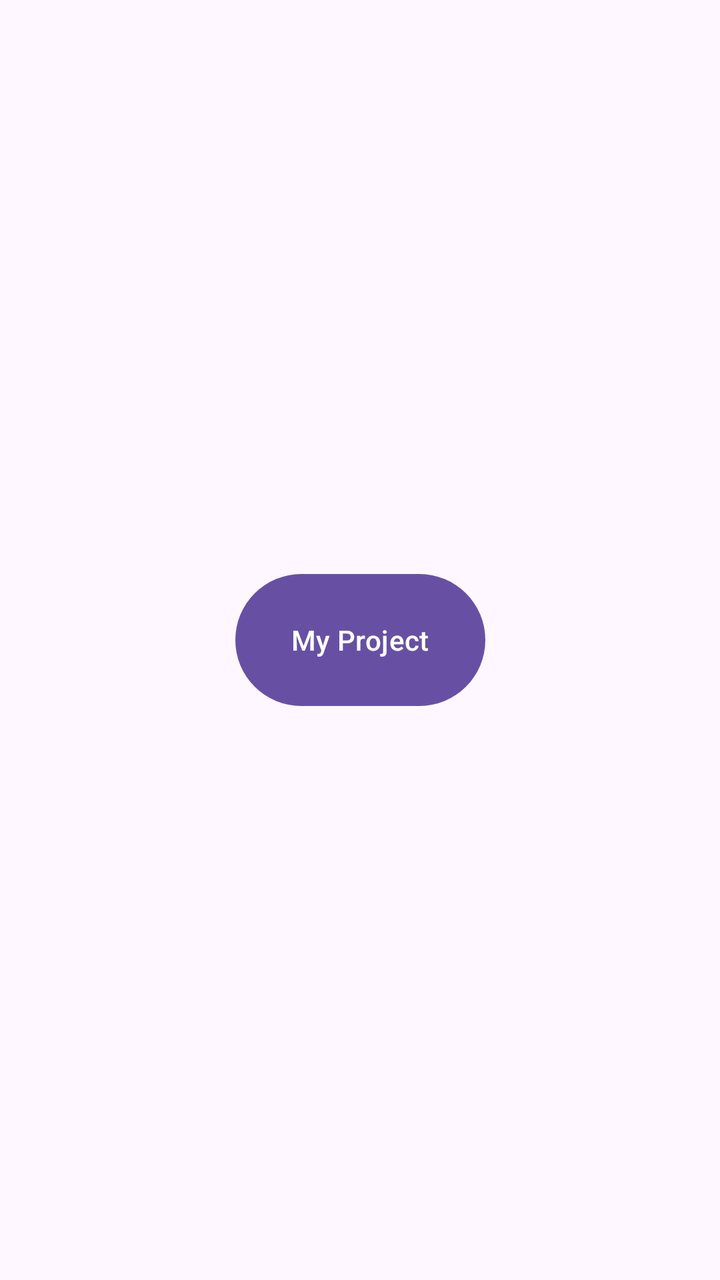
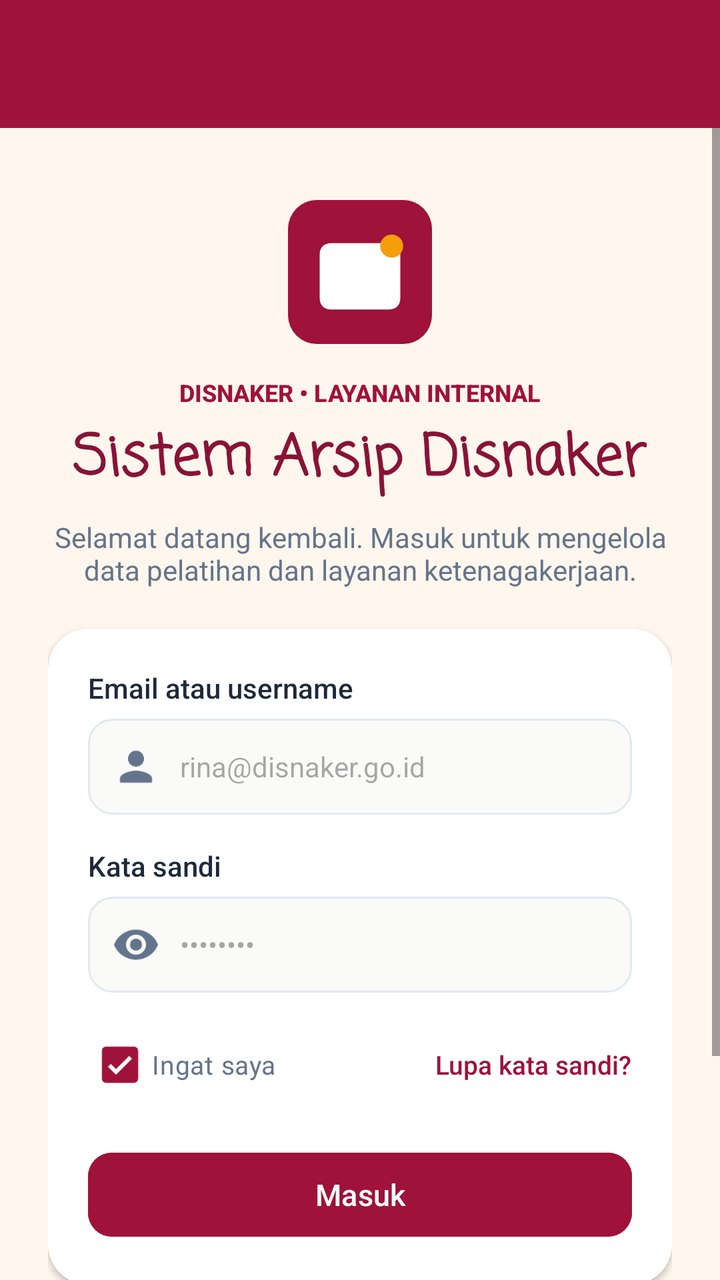

Screens rendered from an Android XML layout before and after an edit, with the pre-edit source and the edit as a unified diff.
<!-- AndroidManifest.xml: application theme Theme.VTRChitato -->
<!-- res/layout/activity_main.xml -->
<?xml version="1.0" encoding="utf-8"?>
<androidx.constraintlayout.widget.ConstraintLayout xmlns:android="http://schemas.android.com/apk/res/android"
    xmlns:app="http://schemas.android.com/apk/res-auto"
    xmlns:tools="http://schemas.android.com/tools"
    android:id="@+id/main"
    android:layout_width="match_parent"
    android:layout_height="match_parent"
    tools:context=".MainActivity">

    <Button
        android:id="@+id/btnMyProject"
        android:layout_width="125dp"
        android:layout_height="74dp"
        android:text="My Project"
        app:layout_constraintBottom_toBottomOf="parent"
        app:layout_constraintEnd_toEndOf="parent"
        app:layout_constraintStart_toStartOf="parent"
        app:layout_constraintTop_toTopOf="parent" />
</androidx.constraintlayout.widget.ConstraintLayout>
<!-- resources referenced by this layout -->
<resources>
  <style name="Base.Theme.VTRChitato" parent="Theme.Material3.DayNight.NoActionBar">
          
          
      </style>
  <!-- unchanged entries left out for length: 1 -->
</resources>

<!-- the commit's change to res/layout/activity_main.xml (unified diff, before → after) -->
@@ -5,15 +5,232 @@
     android:id="@+id/main"
     android:layout_width="match_parent"
     android:layout_height="match_parent"
+    android:background="@color/surface_canvas"
     tools:context=".MainActivity">
 
-    <Button
-        android:id="@+id/btnMyProject"
-        android:layout_width="125dp"
-        android:layout_height="74dp"
-        android:text="My Project"
+    
+    <androidx.appcompat.widget.Toolbar
+        android:id="@+id/toolbar"
+        android:layout_width="match_parent"
+        android:layout_height="?attr/actionBarSize"
+        android:background="@color/brand_primary"
+        android:elevation="4dp"
+        app:layout_constraintEnd_toEndOf="parent"
+        app:layout_constraintStart_toStartOf="parent"
+        app:layout_constraintTop_toTopOf="parent"
+        app:titleTextColor="@color/white"
+        app:subtitleTextColor="@color/surface_warning" />
+
+    <ScrollView
+        android:layout_width="match_parent"
+        android:layout_height="0dp"
+        android:fillViewport="true"
         app:layout_constraintBottom_toBottomOf="parent"
         app:layout_constraintEnd_toEndOf="parent"
         app:layout_constraintStart_toStartOf="parent"
-        app:layout_constraintTop_toTopOf="parent" />
+        app:layout_constraintTop_toBottomOf="@+id/toolbar">
+
+        <LinearLayout
+            android:layout_width="match_parent"
+            android:layout_height="wrap_content"
+            android:gravity="center_horizontal"
+            android:orientation="vertical"
+            android:padding="24dp">
+
+            
+            <ImageView
+                android:id="@+id/imgLogo"
+                android:layout_width="72dp"
+                android:layout_height="72dp"
+                android:layout_marginTop="12dp"
+                android:contentDescription="@string/app_name"
+                app:srcCompat="@drawable/ic_simandat_logo" />
+
+            
+            <TextView
+                android:id="@+id/tvHeaderLabel"
+                android:layout_width="wrap_content"
+                android:layout_height="wrap_content"
+                android:layout_marginTop="16dp"
+                android:fontFamily="sans-serif-medium"
+                android:text="@string/login_header_label"
+                android:textColor="@color/brand_primary"
+                android:textSize="12sp"
+                android:textStyle="bold" />
+
+            
+            <TextView
+                android:id="@+id/tvLoginTitle"
+                android:layout_width="wrap_content"
+                android:layout_height="wrap_content"
+                android:layout_marginTop="4dp"
+                android:fontFamily="casual"
+                android:text="@string/login_title"
+                android:textColor="@color/brand_primary_dark"
+                android:textSize="28sp"
+                android:textStyle="bold" />
+
+            
+            <TextView
+                android:id="@+id/tvLoginSubtitle"
+                android:layout_width="wrap_content"
+                android:layout_height="wrap_content"
+                android:layout_marginTop="8dp"
+                android:fontFamily="sans-serif"
+                android:gravity="center"
+                android:text="@string/login_subtitle"
+                android:textColor="@color/text_secondary"
+                android:textSize="14sp" />
+
+            
+            <androidx.cardview.widget.CardView
+                android:layout_width="match_parent"
+                android:layout_height="wrap_content"
+                android:layout_marginTop="20dp"
+                app:cardBackgroundColor="@color/surface_card"
+                app:cardCornerRadius="20dp"
+                app:cardElevation="2dp">
+
+                <LinearLayout
+                    android:layout_width="match_parent"
+                    android:layout_height="wrap_content"
+                    android:orientation="vertical"
+                    android:padding="20dp">
+
+                    
+                    <TextView
+                        android:layout_width="wrap_content"
+                        android:layout_height="wrap_content"
+                        android:fontFamily="sans-serif-medium"
+                        android:text="@string/login_email_label"
+                        android:textColor="@color/text_primary"
+                        android:textSize="14sp" />
+
+                    
+                    <EditText
+                        android:id="@+id/etEmail"
+                        android:layout_width="match_parent"
+                        android:layout_height="48dp"
+                        android:layout_marginTop="6dp"
+                        android:autofillHints="emailAddress"
+                        android:background="@drawable/bg_input_field"
+                        android:drawableStart="@drawable/ic_person"
+                        android:drawablePadding="10dp"
+                        android:hint="@string/login_email_hint"
+                        android:inputType="textEmailAddress"
+                        android:paddingHorizontal="12dp"
+                        android:textColor="@color/text_primary"
+                        android:textSize="14sp" />
+
+                    
+                    <TextView
+                        android:layout_width="wrap_content"
+                        android:layout_height="wrap_content"
+                        android:layout_marginTop="16dp"
+                        android:fontFamily="sans-serif-medium"
+                        android:text="@string/login_password_label"
+                        android:textColor="@color/text_primary"
+                        android:textSize="14sp" />
+
+                    
+                    <EditText
+                        android:id="@+id/etPassword"
+                        android:layout_width="match_parent"
+                        android:layout_height="48dp"
+                        android:layout_marginTop="6dp"
+                        android:autofillHints="password"
+                        android:background="@drawable/bg_input_field"
+                        android:drawableStart="@drawable/ic_eye"
+                        android:drawablePadding="10dp"
+                        android:hint="@string/login_password_hint"
+                        android:inputType="textPassword"
+                        android:paddingHorizontal="12dp"
+                        android:textColor="@color/text_primary"
+                        android:textSize="14sp" />
+
+                    
+                    <LinearLayout
+                        android:layout_width="match_parent"
+                        android:layout_height="wrap_content"
+                        android:layout_marginTop="12dp"
+                        android:gravity="center_vertical"
+                        android:orientation="horizontal">
+
+                        <CheckBox
+                            android:id="@+id/cbRememberMe"
+                            android:layout_width="0dp"
+                            android:layout_height="wrap_content"
+                            android:layout_weight="1"
+                            android:checked="true"
+                            android:fontFamily="sans-serif"
+                            android:text="@string/login_remember_me"
+                            android:textColor="@color/text_secondary"
+                            android:textSize="13sp" />
+
+                        <TextView
+                            android:id="@+id/tvForgotPassword"
+                            android:layout_width="wrap_content"
+                            android:layout_height="wrap_content"
+                            android:fontFamily="sans-serif-medium"
+                            android:text="@string/login_forgot_password"
+                            android:textColor="@color/brand_primary"
+                            android:textSize="13sp" />
+                    </LinearLayout>
+
+                    
+                    <Button
+                        android:id="@+id/btnSubmit"
+                        android:layout_width="match_parent"
+                        android:layout_height="50dp"
+                        android:layout_marginTop="16dp"
+                        android:backgroundTint="@color/brand_primary"
+                        android:fontFamily="sans-serif-medium"
+                        android:text="@string/login_btn_submit"
+                        android:textColor="@color/white"
+                        android:textSize="15sp"
+                        app:cornerRadius="12dp" />
+
+                </LinearLayout>
+            </androidx.cardview.widget.CardView>
+
+            
+            <LinearLayout
+                android:layout_width="match_parent"
+                android:layout_height="wrap_content"
+                android:layout_marginTop="18dp"
+                android:background="@drawable/bg_info_card"
+                android:gravity="center_vertical"
+                android:orientation="horizontal"
+                android:padding="14dp">
+
+                <ImageView
+                    android:layout_width="24dp"
+                    android:layout_height="24dp"
+                    android:contentDescription="@string/security_shield_desc"
+                    app:srcCompat="@drawable/ic_shield" />
+
+                <TextView
+                    android:layout_width="0dp"
+                    android:layout_height="wrap_content"
+                    android:layout_marginStart="10dp"
+                    android:layout_weight="1"
+                    android:fontFamily="sans-serif"
+                    android:text="@string/login_security_notice"
+                    android:textColor="@color/brand_secondary_dark"
+                    android:textSize="12sp" />
+            </LinearLayout>
+
+            
+            <TextView
+                android:layout_width="wrap_content"
+                android:layout_height="wrap_content"
+                android:layout_marginTop="20dp"
+                android:fontFamily="sans-serif"
+                android:text="@string/login_version"
+                android:textColor="@color/text_secondary"
+                android:textSize="12sp" />
+
+        </LinearLayout>
+    </ScrollView>
+
 </androidx.constraintlayout.widget.ConstraintLayout>
<!-- resource entries referenced after the edit -->
@@ -1,9 +1,103 @@
 <!-- resources referenced by this layout -->
 <resources>
+  <color name="brand_primary">#9F1239</color>
+  <color name="brand_primary_dark">#881337</color>
+  <color name="brand_secondary_dark">#D97706</color>
+  <color name="surface_canvas">#FFF7ED</color>
+  <color name="surface_card">#FFFFFF</color>
+  <color name="surface_warning">#FEF3C7</color>
+  <color name="text_primary">#1E293B</color>
+  <color name="text_secondary">#64748B</color>
+  <color name="white">#FFFFFFFF</color>
+  <!-- drawable bg_info_card (drawable) -->
+  <?xml version="1.0" encoding="utf-8"?>
+  <shape xmlns:android="http://schemas.android.com/apk/res/android"
+      android:shape="rectangle">
+      <solid android:color="@color/surface_warning" />
+      <corners android:radius="12dp" />
+  </shape>
+  <!-- drawable bg_input_field (drawable) -->
+  <?xml version="1.0" encoding="utf-8"?>
+  <shape xmlns:android="http://schemas.android.com/apk/res/android"
+      android:shape="rectangle">
+      <solid android:color="@color/surface_input" />
+      <corners android:radius="12dp" />
+      <stroke
+          android:width="1dp"
+          android:color="@color/border_light" />
+  </shape>
+  <!-- drawable ic_eye (drawable) -->
+  <vector xmlns:android="http://schemas.android.com/apk/res/android"
+      android:width="24dp"
+      android:height="24dp"
+      android:viewportWidth="24"
+      android:viewportHeight="24">
+      <path
+          android:fillColor="#64748B"
+          android:pathData="M12,4.5C7,4.5 2.73,7.61 1,12c1.73,4.39 6,7.5 11,7.5s9.27,-3.11 11,-7.5c-1.73,-4.39 -6,-7.5 -11,-7.5zM12,17c-2.76,0 -5,-2.24 -5,-5s2.24,-5 5,-5 5,2.24 5,5 -2.24,5 -5,5zm0,-8c-1.66,0 -3,1.34 -3,3s1.34,3 3,3 3,-1.34 3,-3 -1.34,-3 -3,-3z" />
+  </vector>
+  <!-- drawable ic_person (drawable) -->
+  <vector xmlns:android="http://schemas.android.com/apk/res/android"
+      android:width="24dp"
+      android:height="24dp"
+      android:viewportWidth="24"
+      android:viewportHeight="24">
+      <path
+          android:fillColor="#64748B"
+          android:pathData="M12,12c2.21,0 4,-1.79 4,-4s-1.79,-4 -4,-4 -4,1.79 -4,4 1.79,4 4,4zm0,2c-2.67,0 -8,1.34 -8,4v2h16v-2c0,-2.66 -5.33,-4 -8,-4z" />
+  </vector>
+  <!-- drawable ic_shield (drawable) -->
+  <vector xmlns:android="http://schemas.android.com/apk/res/android"
+      android:width="24dp"
+      android:height="24dp"
+      android:viewportWidth="24"
+      android:viewportHeight="24">
+      <path
+          android:fillColor="#D97706"
+          android:pathData="M12,1L3,5v6c0,5.55 3.84,10.74 9,12 5.16,-1.26 9,-5.45 9,-12V5l-9,-4zm0,10.99h7c-0.53,4.12 -3.28,7.79 -7,8.94V12H5V6.3l7,-3.11v8.8z" />
+  </vector>
+  <!-- drawable ic_simandat_logo (drawable) -->
+  <vector xmlns:android="http://schemas.android.com/apk/res/android"
+      android:width="64dp"
+      android:height="64dp"
+      android:viewportWidth="100"
+      android:viewportHeight="100">
+      <path
+          android:fillColor="#9F1239"
+          android:pathData="M20,0 L80,0 A20,20 0 0,1 100,20 L100,80 A20,20 0 0,1 80,100 L20,100 A20,20 0 0,1 0,80 L0,20 A20,20 0 0,1 20,0 Z" />
+      <path
+          android:fillColor="#FFFFFF"
+          android:pathData="M30,30 L70,30 C75,30 78,33 78,38 L78,68 C78,73 75,76 70,76 L30,76 C25,76 22,73 22,68 L22,38 C22,33 25,30 30,30 Z M32,40 L68,40 L68,44 L32,44 Z M32,50 L68,50 L68,54 L32,54 Z M32,60 L54,60 L54,64 L32,64 Z" />
+      <path
+          android:fillColor="#F59E0B"
+          android:pathData="M72,24 A8,8 0 1,0 72,40 A8,8 0 1,0 72,24 Z" />
+  </vector>
+  <string name="app_name">SIMANDAT DISNAKER</string>
+  <string name="login_btn_submit">Masuk</string>
+  <string name="login_email_hint">rina@disnaker.go.id</string>
+  <string name="login_email_label">Email atau username</string>
+  <string name="login_forgot_password">Lupa kata sandi?</string>
+  <string name="login_header_label">DISNAKER • LAYANAN INTERNAL</string>
+  <string name="login_password_hint">••••••••</string>
+  <string name="login_password_label">Kata sandi</string>
+  <string name="login_remember_me">Ingat saya</string>
+  <string name="login_security_notice">Akses dilindungi untuk pegawai resmi. Jagalah kerahasiaan akun Anda.</string>
+  <string name="login_subtitle">Selamat datang kembali. Masuk untuk mengelola data pelatihan dan layanan ketenagakerjaan.</string>
+  <string name="login_title">Sistem Arsip Disnaker</string>
+  <string name="login_version">v2.0.0 Disnaker Riau</string>
+  <string name="security_shield_desc">Perlindungan Akses</string>
+  <color name="surface_input">#FAFAF9</color>
+  <color name="border_light">#E2E8F0</color>
   <style name="Base.Theme.VTRChitato" parent="Theme.Material3.DayNight.NoActionBar">
           
-          
+          <item name="colorPrimary">@color/brand_primary</item>
+          <item name="colorOnPrimary">@color/white</item>
+          <item name="colorSecondary">@color/brand_secondary</item>
+          <item name="colorOnSecondary">@color/white</item>
+          <item name="android:windowBackground">@color/surface_canvas</item>
+          <item name="android:statusBarColor">@color/brand_primary_dark</item>
       </style>
+  <color name="brand_secondary">#F59E0B</color>
   <!-- unchanged entries left out for length: 1 -->
 </resources>
 
